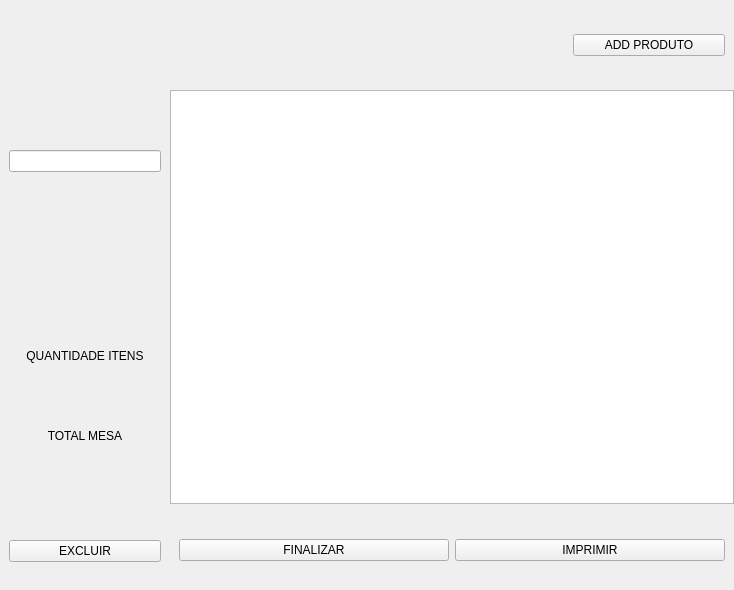
Qt form desktop/windows/form_orders/pedido_mesa.ui (hnmcano/unique) before a commit.
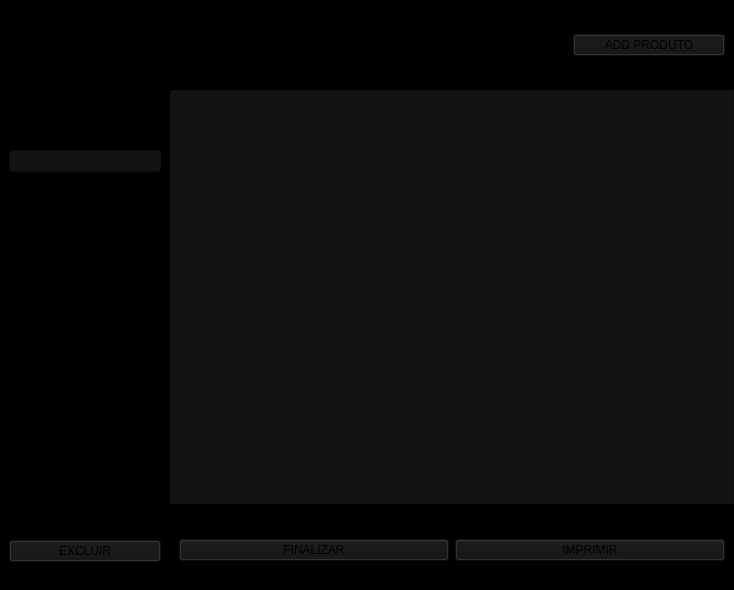
The same form after that commit.

Commit message: Atualização status Pedido

```diff
--- a/desktop/windows/form_orders/pedido_mesa.ui
+++ b/desktop/windows/form_orders/pedido_mesa.ui
@@ -26,7 +26,25 @@
    <string>PEDIDOS EM MESA</string>
   </property>
   <property name="styleSheet">
-   <string notr="true"/>
+   <string notr="true">#centralwidget{
+	background-color: black;
+}
+
+#centralwidget QPushButton{
+	background-color: #131314;
+}
+
+#centralwidget QPushButton:hover{
+	background-color: #131314;
+}
+
+#centralwidget #tableWidget{
+	background-color: #131314;
+}
+
+#centralwidget QLineEdit{
+	background-color: #131314;
+}</string>
   </property>
   <widget class="QWidget" name="centralwidget">
    <property name="minimumSize">
```
The commit also changes 52 other files.
